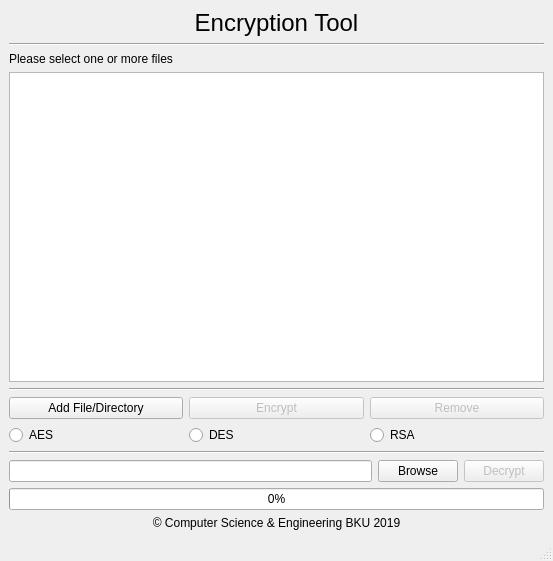
Before: the Qt Designer form ui_files/mainWindow_org.ui in dolongbien/cryptography2019, drawn with Qt 5.
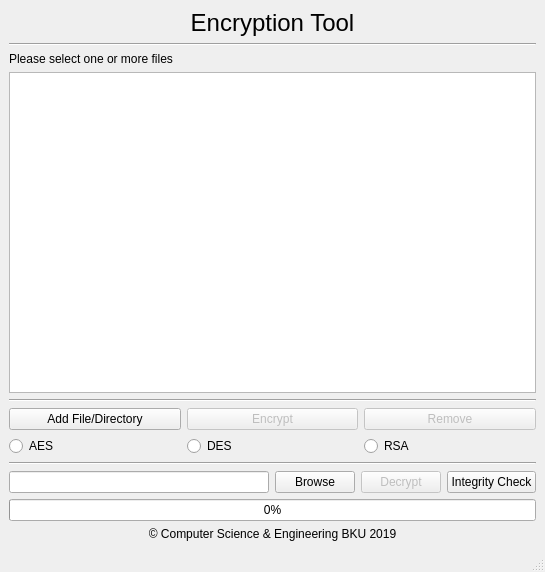
After: the same form once the commit is applied. Icons and pictures are not drawn.

Commit message: Integrity check btn

```diff
--- a/ui_files/mainWindow_org.ui
+++ b/ui_files/mainWindow_org.ui
@@ -6,8 +6,8 @@
    <rect>
     <x>0</x>
     <y>0</y>
-    <width>553</width>
-    <height>561</height>
+    <width>545</width>
+    <height>572</height>
    </rect>
   </property>
   <property name="windowTitle">
@@ -18,7 +18,7 @@
     <normaloff>:/icon/image/lock.png</normaloff>:/icon/image/lock.png</iconset>
   </property>
   <widget class="QWidget" name="centralwidget">
-   <layout class="QGridLayout" name="gridLayout_2">
+   <layout class="QGridLayout" name="gridLayout">
     <item row="0" column="0">
      <widget class="QLabel" name="label">
       <property name="font">
@@ -51,15 +51,13 @@
      </widget>
     </item>
     <item row="2" column="0">
-     <layout class="QGridLayout" name="gridLayout">
-      <item row="0" column="0">
        <widget class="QLabel" name="label_2">
         <property name="text">
          <string>Please select one or more files</string>
         </property>
        </widget>
       </item>
-      <item row="1" column="0">
+    <item row="3" column="0">
        <widget class="QListWidget" name="listWidget">
         <property name="styleSheet">
          <string notr="true">font: 11pt &quot;Ubuntu Mono&quot;;</string>
@@ -69,16 +67,14 @@
         </property>
        </widget>
       </item>
-     </layout>
-    </item>
-    <item row="3" column="0">
-     <widget class="Line" name="line_2">
-      <property name="orientation">
-       <enum>Qt::Horizontal</enum>
-      </property>
-     </widget>
-    </item>
     <item row="4" column="0">
+     <widget class="Line" name="line_2">
+      <property name="orientation">
+       <enum>Qt::Horizontal</enum>
+      </property>
+     </widget>
+    </item>
+    <item row="5" column="0">
      <layout class="QHBoxLayout" name="horizontalLayout_2">
       <item>
        <widget class="QPushButton" name="addButton">
@@ -145,7 +141,7 @@
       </item>
      </layout>
     </item>
-    <item row="5" column="0">
+    <item row="6" column="0">
      <layout class="QHBoxLayout" name="horizontalLayout_3">
       <item>
        <widget class="QRadioButton" name="aes">
@@ -170,14 +166,14 @@
       </item>
      </layout>
     </item>
-    <item row="6" column="0">
-     <widget class="Line" name="line">
-      <property name="orientation">
-       <enum>Qt::Horizontal</enum>
-      </property>
-     </widget>
-    </item>
     <item row="7" column="0">
+     <widget class="Line" name="line">
+      <property name="orientation">
+       <enum>Qt::Horizontal</enum>
+      </property>
+     </widget>
+    </item>
+    <item row="8" column="0">
      <layout class="QHBoxLayout" name="horizontalLayout">
       <item>
        <widget class="QLineEdit" name="lineEdit">
@@ -213,9 +209,22 @@
         </property>
        </widget>
       </item>
+      <item>
+       <widget class="QPushButton" name="integrityButton">
+        <property name="text">
+         <string>Integrity Check</string>
+        </property>
+        <property name="iconSize">
+         <size>
+          <width>32</width>
+          <height>32</height>
+         </size>
+        </property>
+       </widget>
+      </item>
      </layout>
     </item>
-    <item row="8" column="0">
+    <item row="9" column="0">
      <widget class="QProgressBar" name="progressBar">
       <property name="value">
        <number>0</number>
@@ -225,7 +234,7 @@
       </property>
      </widget>
     </item>
-    <item row="9" column="0">
+    <item row="10" column="0">
      <widget class="QLabel" name="copyright_label">
       <property name="text">
        <string>© Computer Science &amp; Engineering BKU 2019</string>
```
Lines whose indentation alone changed are shown as unchanged. The commit also changes 6 other files.
